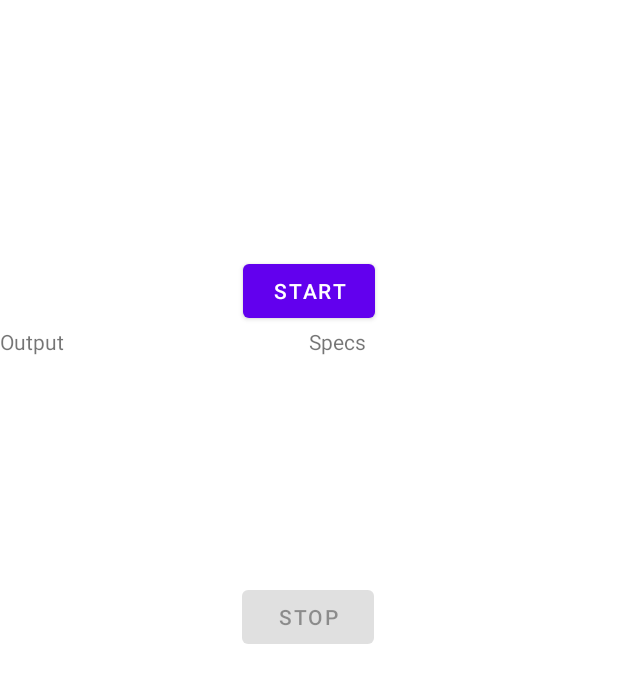
After one commit to h600884/Omkring, an Android app: the TestLydgjenkjenningActivity screen opened directly, with no data from a screen before it, on a phone screen of 412 x 824 dp. The commit adds this screen. Shown: the top 683 px of the screen. Run offline under Robolectric (Android 15) with nearby library versions, the phone set to English and light mode, and no system bars; libraries missing offline, so code that uses them is left out: org.tensorflow.lite; 1 statement that could not run was skipped.

Commit message:
Test Lydgjenkjenning

```diff
--- a/app/build.gradle
+++ b/app/build.gradle
@@ -30,6 +30,9 @@
     aaptOptions {
         noCompress "tflite"
     }
+    buildFeatures {
+        viewBinding true
+    }
 }
 
 def core_version = "1.6.0"
@@ -44,6 +47,8 @@
 
     implementation "androidx.core:core:$core_version"
     implementation 'com.google.firebase:firebase-auth:21.0.3'
+    implementation 'androidx.navigation:navigation-fragment:2.4.1'
+    implementation 'androidx.navigation:navigation-ui:2.4.1'
 
     testImplementation 'junit:junit:4.13.2'
     androidTestImplementation 'androidx.test.ext:junit:1.1.5'
--- /dev/null
+++ b/app/src/main/java/hvl/bachelor/omkring/TestLydgjenkjenningActivity.java
@@ -0,0 +1,141 @@
+package hvl.bachelor.omkring;
+
+import android.app.NotificationManager;
+import android.app.PendingIntent;
+import android.content.Context;
+import android.content.Intent;
+import android.content.pm.PackageManager;
+import android.media.AudioRecord;
+import android.os.Bundle;
+import android.Manifest;
+import android.widget.Button;
+import android.widget.TextView;
+import android.view.View;
+
+import androidx.appcompat.app.AppCompatActivity;
+import androidx.core.app.NotificationCompat;
+import androidx.core.app.NotificationManagerCompat;
+
+import org.tensorflow.lite.support.audio.TensorAudio;
+import org.tensorflow.lite.support.label.Category;
+import org.tensorflow.lite.task.audio.classifier.AudioClassifier;
+import org.tensorflow.lite.task.audio.classifier.Classifications;
+
+import java.io.IOException;
+import java.util.ArrayList;
+import java.util.Collections;
+import java.util.List;
+import java.util.Timer;
+import java.util.TimerTask;
+
+    public class TestLydgjenkjenningActivity extends AppCompatActivity {
+
+        protected TextView outputTextView;
+        protected TextView specsTextView;
+        protected Button startRecordingButton;
+        protected Button stopRecordingButton;
+
+        private String model = "model.tflite";
+
+        private AudioRecord audioRecord;
+        private TimerTask timerTask;
+        private AudioClassifier audioClassifier;
+        private TensorAudio tensorAudio;
+
+        float probabilityThreshold = 0.8f;
+
+        @Override
+        protected void onCreate(Bundle savedInstanceState) {
+            super.onCreate(savedInstanceState);
+            setContentView(R.layout.activity_test_lydgjenkjenning);
+
+            outputTextView = findViewById(R.id.audio_output_textview);
+            specsTextView = findViewById(R.id.audio_specs_textview);
+            startRecordingButton = findViewById(R.id.start_lyd_gjenkjenning);
+            stopRecordingButton = findViewById(R.id.stop_lyd_gjenkjenning);
+
+            stopRecordingButton.setEnabled(false);
+
+            if(checkSelfPermission(Manifest.permission.RECORD_AUDIO) != PackageManager.PERMISSION_GRANTED){
+                requestPermissions(new String[]{Manifest.permission.RECORD_AUDIO}, 0);
+            }
+
+            try {
+                audioClassifier = AudioClassifier.createFromFile(this, model);
+            } catch (IOException e){
+                e.printStackTrace();
+            }
+
+            tensorAudio = audioClassifier.createInputTensorAudio();
+        }
+
+        public void startLydgjenkjenning(View view){
+            startRecordingButton.setEnabled(false);
+            stopRecordingButton.setEnabled(true);
+
+            TensorAudio.TensorAudioFormat format = audioClassifier.getRequiredTensorAudioFormat();
+            String specs = "Number of channels: " + format.getChannels() + "\n"
+                    + "Sample Rate: " + format.getSampleRate();
+            specsTextView.setText(specs);
+
+            // Creating and start recording
+            audioRecord = audioClassifier.createAudioRecord();
+            audioRecord.startRecording();
+
+            timerTask = new TimerTask() {
+                @Override
+                public void run() {
+                    // Classifying audio data
+                    // val numberOfSamples = tensor.load(record)
+                    // val output = classifier.classify(tensor)
+                    int numberOfSamples = tensorAudio.load(audioRecord);
+                    List<Classifications> output = audioClassifier.classify(tensorAudio);
+
+                    // Filtering out classifications with low probability
+                    List<Category> finalOutput = new ArrayList<>();
+                    for (Classifications classifications : output) {
+                        for (Category category : classifications.getCategories()) {
+                            if (category.getScore() > probabilityThreshold) {
+                                finalOutput.add(category);
+                            }
+                        }
+                    }
+
+                    if (output.get(1).getCategories().get(1).getScore() > probabilityThreshold) {
+                    }
+
+                    // Sorting the results
+                    Collections.sort(finalOutput, (o1, o2) -> (int) (o1.getScore() - o2.getScore()));
+
+                    // Creating a multiline string with the filtered results
+                    StringBuilder outputStr = new StringBuilder();
+                    for (Category category : finalOutput) {
+                        outputStr.append(category.getLabel())
+                                .append(": ").append(category.getScore()).append("\n");
+                    }
+
+                    // Updating the UI
+                    runOnUiThread(new Runnable() {
+                        @Override
+                        public void run() {
+                            if (finalOutput.isEmpty()) {
+                                outputTextView.setText("Could not classify");
+                            } else {
+                                outputTextView.setText(outputStr.toString());
+                            }
+                        }
+                    });
+                }
+            };
+
+            new Timer().scheduleAtFixedRate(timerTask, 1, 500);
+        }
+
+        public void stopLydgjenkjenning(View view){
+            startRecordingButton.setEnabled(true);
+            stopRecordingButton.setEnabled(false);
+
+            timerTask.cancel();
+            audioRecord.stop();
+        }
+    }
--- a/app/src/main/res/layout/activity_dashbord.xml
+++ b/app/src/main/res/layout/activity_dashbord.xml
@@ -89,6 +89,7 @@
         android:id="@+id/test_Lydgjenkjenning"
         android:layout_width="wrap_content"
         android:layout_height="wrap_content"
+        android:onClick="testLydgjenkjenning"
         android:text="Test Lydgjenkjenning"
         app:layout_constraintBottom_toTopOf="@+id/start_lyd_gjenkjenning"
         app:layout_constraintEnd_toEndOf="parent"
--- /dev/null
+++ b/app/src/main/res/layout/activity_test_lydgjenkjenning.xml
@@ -0,0 +1,61 @@
+<?xml version="1.0" encoding="utf-8"?>
+<androidx.constraintlayout.widget.ConstraintLayout xmlns:android="http://schemas.android.com/apk/res/android"
+    xmlns:app="http://schemas.android.com/apk/res-auto"
+    xmlns:tools="http://schemas.android.com/tools"
+    android:layout_width="match_parent"
+    android:layout_height="match_parent">
+
+    <Button
+        android:id="@+id/start_lyd_gjenkjenning"
+        android:layout_width="wrap_content"
+        android:layout_height="wrap_content"
+        android:onClick="startLydgjenkjenning"
+        android:text="Start"
+        app:layout_constraintBottom_toTopOf="@+id/stop_lyd_gjenkjenning"
+        app:layout_constraintEnd_toEndOf="parent"
+        app:layout_constraintStart_toStartOf="parent"
+        app:layout_constraintTop_toTopOf="parent" />
+
+    <Space
+        android:id="@+id/space"
+        android:layout_width="wrap_content"
+        android:layout_height="wrap_content"
+        app:layout_constraintBottom_toTopOf="@+id/stop_lyd_gjenkjenning"
+        app:layout_constraintEnd_toEndOf="parent"
+        app:layout_constraintStart_toStartOf="parent"
+        app:layout_constraintTop_toBottomOf="@+id/start_lyd_gjenkjenning" />
+
+    <TextView
+        android:id="@+id/audio_output_textview"
+        android:layout_width="0dp"
+        android:layout_height="0dp"
+        android:text="Output"
+        app:layout_constraintBottom_toTopOf="@+id/stop_lyd_gjenkjenning"
+        app:layout_constraintEnd_toStartOf="@+id/space"
+        app:layout_constraintStart_toStartOf="parent"
+        app:layout_constraintTop_toBottomOf="@+id/start_lyd_gjenkjenning" />
+
+    <TextView
+        android:id="@+id/audio_specs_textview"
+        android:layout_width="0dp"
+        android:layout_height="0dp"
+        android:text="Specs"
+        app:layout_constraintBottom_toTopOf="@+id/stop_lyd_gjenkjenning"
+        app:layout_constraintEnd_toEndOf="parent"
+        app:layout_constraintStart_toEndOf="@+id/space"
+        app:layout_constraintTop_toBottomOf="@+id/start_lyd_gjenkjenning" />
+
+    <Button
+        android:id="@+id/stop_lyd_gjenkjenning"
+        android:layout_width="wrap_content"
+        android:layout_height="wrap_content"
+        android:onClick="stopLydgjenkjenning"
+        android:text="Stop"
+        app:layout_constraintBottom_toBottomOf="parent"
+        app:layout_constraintEnd_toEndOf="parent"
+        app:layout_constraintHorizontal_bias="0.498"
+        app:layout_constraintStart_toStartOf="parent"
+        app:layout_constraintTop_toTopOf="parent"
+        app:layout_constraintVertical_bias="0.499" />
+
+</androidx.constraintlayout.widget.ConstraintLayout>
--- /dev/null
+++ b/app/src/main/res/values-land/dimens.xml
@@ -0,0 +1,3 @@
+<resources>
+    <dimen name="fab_margin">48dp</dimen>
+</resources>
--- /dev/null
+++ b/app/src/main/res/values-w1240dp/dimens.xml
@@ -0,0 +1,3 @@
+<resources>
+    <dimen name="fab_margin">200dp</dimen>
+</resources>
--- /dev/null
+++ b/app/src/main/res/values-w600dp/dimens.xml
@@ -0,0 +1,3 @@
+<resources>
+    <dimen name="fab_margin">48dp</dimen>
+</resources>
--- /dev/null
+++ b/app/src/main/res/values/dimens.xml
@@ -0,0 +1,3 @@
+<resources>
+    <dimen name="fab_margin">16dp</dimen>
+</resources>
--- a/app/src/main/res/values/themes.xml
+++ b/app/src/main/res/values/themes.xml
@@ -13,4 +13,13 @@
         <item name="android:statusBarColor">?attr/colorPrimaryVariant</item>
         <!-- Customize your theme here. -->
     </style>
+
+    <style name="Theme.Omkring.NoActionBar">
+        <item name="windowActionBar">false</item>
+        <item name="windowNoTitle">true</item>
+    </style>
+
+    <style name="Theme.Omkring.AppBarOverlay" parent="ThemeOverlay.AppCompat.Dark.ActionBar" />
+
+    <style name="Theme.Omkring.PopupOverlay" parent="ThemeOverlay.AppCompat.Light" />
 </resources>
```
Also changed, not shown: app/src/main/AndroidManifest.xml (+10 -3 lines), app/src/main/java/hvl/bachelor/omkring/DashbordActivity.java (+19 -3 lines), app/src/main/res/navigation/nav_graph.xml (added, +28 -0 lines), app/src/main/res/values/strings.xml (+9 -0 lines).
